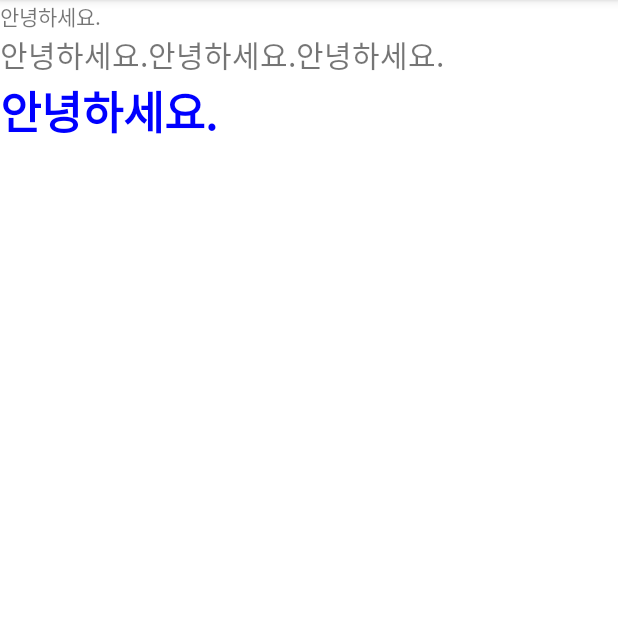
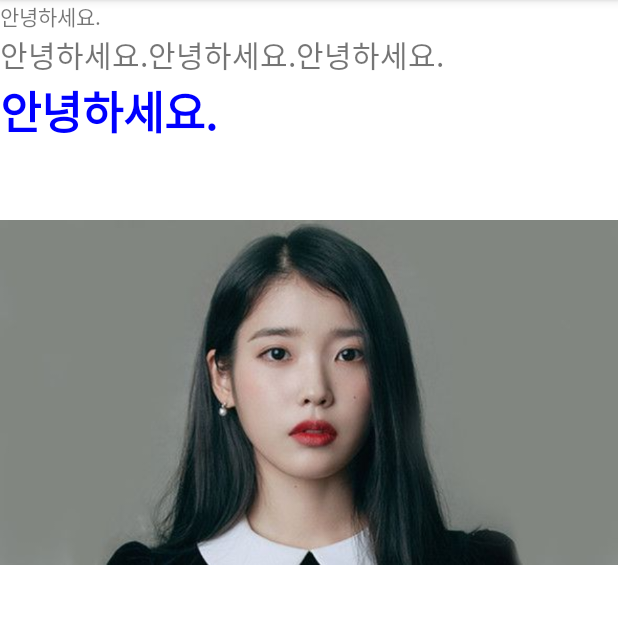
Before and after one commit to KoPoine/UIPractice_20220725, an Android app: the screen it shows after launch (MainActivity), on a phone screen of 412 x 824 dp, the part 84-708 px from its top. Run offline under Robolectric (Android 15) with nearby library versions, the phone set to English and light mode, and no system bars.

Commit message:
3. ImageView 실습

```diff
--- a/app/src/main/res/layout/activity_main.xml
+++ b/app/src/main/res/layout/activity_main.xml
@@ -45,4 +45,9 @@
         android:textSize="30sp"
         android:textStyle="bold" />
 
+    <ImageView
+        android:layout_width="match_parent"
+        android:layout_height="wrap_content"
+        android:src="@drawable/iu_image"/>
+
 </LinearLayout>
```
Also changed, not shown: app/src/main/res/drawable/iu_image.jpg (added).
